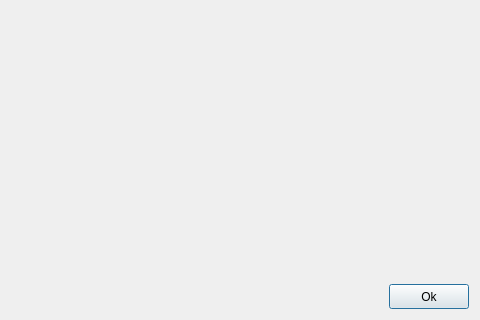
DmitriusFalse/mediaFinder, file showimagefile.ui: the form before one commit; both pictures show x 328 to 808 and y 249 to 569 of the 808 by 569 pixel window.
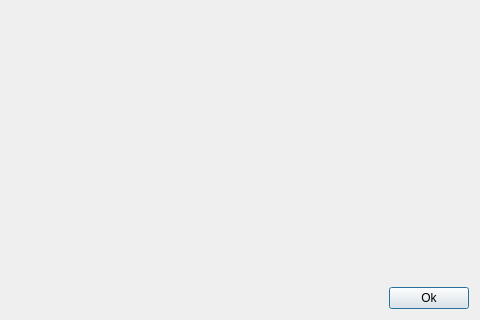
The form after the commit.

Diff of the .ui file:
```diff
--- a/showimagefile.ui
+++ b/showimagefile.ui
@@ -40,21 +40,24 @@
        </item>
        <item>
         <widget class="QPushButton" name="pushButton">
-         <property name="minimumSize">
-          <size>
-           <width>0</width>
-           <height>25</height>
-          </size>
-         </property>
          <property name="maximumSize">
           <size>
            <width>16777215</width>
-           <height>25</height>
+           <height>16777215</height>
           </size>
          </property>
          <property name="text">
           <string>Ok</string>
          </property>
+         <property name="iconSize">
+          <size>
+           <width>32</width>
+           <height>32</height>
+          </size>
+         </property>
+         <property name="flat">
+          <bool>false</bool>
+         </property>
         </widget>
        </item>
       </layout>
```
Left out of the diff: 5 changed lines with no effect on the pictures.
